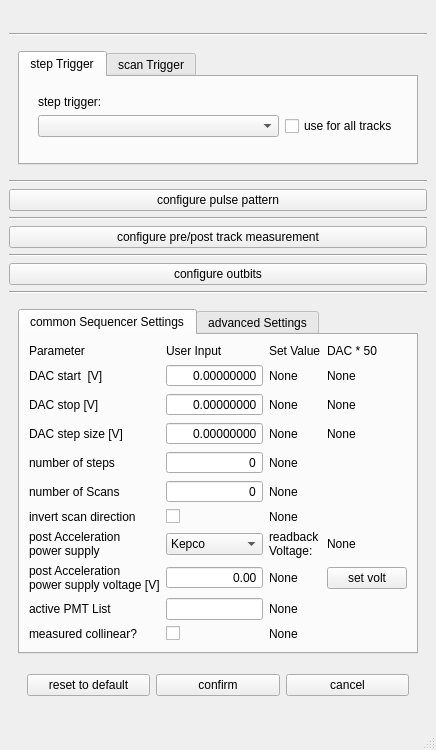
This is TildaHost/source/Interface/TrackParUi/Ui_TrackPar.ui in lasersphere/Tilda as Qt 5 draws it before an edit. The edited form follows.
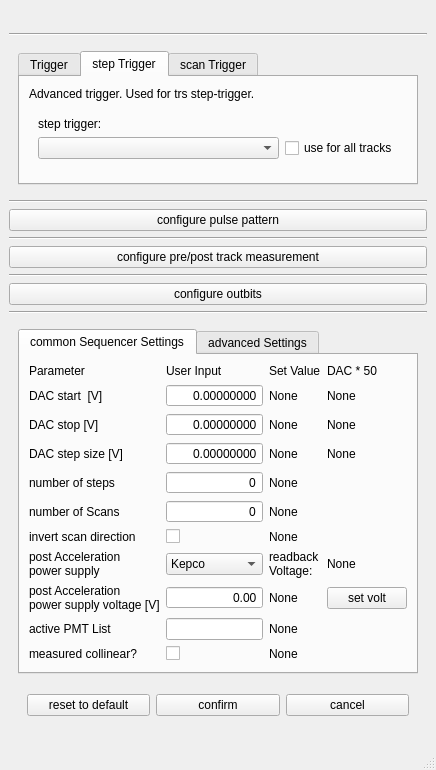
This is the edited form. The open tabs and pages were chosen to show the change. Icons and pictures are not drawn.

Commit message: Push for compile testing. I always got errors except if I remove Step Trigger controls from TopLevel VI

Diff of the .ui file:
```diff
--- a/TildaHost/source/Interface/TrackParUi/Ui_TrackPar.ui
+++ b/TildaHost/source/Interface/TrackParUi/Ui_TrackPar.ui
@@ -7,7 +7,7 @@
     <x>0</x>
     <y>0</y>
     <width>413</width>
-    <height>714</height>
+    <height>726</height>
    </rect>
   </property>
   <property name="sizePolicy">
@@ -68,9 +68,9 @@
            <property name="currentIndex">
             <number>1</number>
            </property>
-           <widget class="QWidget" name="tab_step_trigger">
+           <widget class="QWidget" name="tab_trigger">
             <attribute name="title">
-             <string>step Trigger</string>
+             <string>Trigger</string>
             </attribute>
             <layout class="QVBoxLayout" name="verticalLayout_7">
              <item>
@@ -91,9 +91,9 @@
                 <item>
                  <layout class="QGridLayout" name="gridLayout">
                   <item row="0" column="0">
-                   <widget class="QLabel" name="label_stepTrigger">
+                   <widget class="QLabel" name="label_Trigger">
                     <property name="text">
-                     <string>step trigger:</string>
+                     <string>trigger:</string>
                     </property>
                    </widget>
                   </item>
@@ -114,7 +114,7 @@
                    </widget>
                   </item>
                   <item row="1" column="1">
-                   <widget class="QCheckBox" name="checkBox_stepUseAllTracks">
+                   <widget class="QCheckBox" name="checkBox_UseAllTracks">
                     <property name="sizePolicy">
                      <sizepolicy hsizetype="Preferred" vsizetype="Fixed">
                       <horstretch>0</horstretch>
@@ -140,6 +140,85 @@
              </item>
             </layout>
            </widget>
+           <widget class="QWidget" name="tab_step_trigger">
+            <attribute name="title">
+             <string>step Trigger</string>
+            </attribute>
+            <layout class="QVBoxLayout" name="verticalLayout_8">
+             <item>
+              <widget class="QLabel" name="label_descriptionStepTrigger">
+               <property name="text">
+                <string>Advanced trigger. Used for trs step-trigger.</string>
+               </property>
+              </widget>
+             </item>
+             <item>
+              <widget class="QWidget" name="widget_step_trigger" native="true">
+               <property name="sizePolicy">
+                <sizepolicy hsizetype="Preferred" vsizetype="Minimum">
+                 <horstretch>0</horstretch>
+                 <verstretch>0</verstretch>
+                </sizepolicy>
+               </property>
+               <property name="minimumSize">
+                <size>
+                 <width>0</width>
+                 <height>0</height>
+                </size>
+               </property>
+               <layout class="QVBoxLayout" name="verticalLayout_5">
+                <item>
+                 <layout class="QGridLayout" name="gridLayout_6">
+                  <item row="0" column="0">
+                   <widget class="QLabel" name="label_stepTrigger">
+                    <property name="text">
+                     <string>step trigger:</string>
+                    </property>
+                   </widget>
+                  </item>
+                  <item row="1" column="0">
+                   <widget class="QComboBox" name="comboBox_stepTriggerSelect">
+                    <property name="sizePolicy">
+                     <sizepolicy hsizetype="MinimumExpanding" vsizetype="Fixed">
+                      <horstretch>0</horstretch>
+                      <verstretch>0</verstretch>
+                     </sizepolicy>
+                    </property>
+                    <property name="minimumSize">
+                     <size>
+                      <width>0</width>
+                      <height>20</height>
+                     </size>
+                    </property>
+                   </widget>
+                  </item>
+                  <item row="1" column="1">
+                   <widget class="QCheckBox" name="checkBox_stepUseAllTracks">
+                    <property name="sizePolicy">
+                     <sizepolicy hsizetype="Preferred" vsizetype="Fixed">
+                      <horstretch>0</horstretch>
+                      <verstretch>0</verstretch>
+                     </sizepolicy>
+                    </property>
+                    <property name="text">
+                     <string>use for all tracks</string>
+                    </property>
+                   </widget>
+                  </item>
+                 </layout>
+                </item>
+                <item>
+                 <layout class="QVBoxLayout" name="step_trigger_vert_layout">
+                  <item>
+                   <widget class="QWidget" name="widget_step_trigger_place_holder" native="true"/>
+                  </item>
+                 </layout>
+                </item>
+               </layout>
+              </widget>
+             </item>
+            </layout>
+           </widget>
            <widget class="QWidget" name="tab_scan_trigger">
             <attribute name="title">
              <string>scan Trigger</string>
```
Left out of the diff: 16 changed lines with no effect on the pictures. The commit also changes 19 other files.
